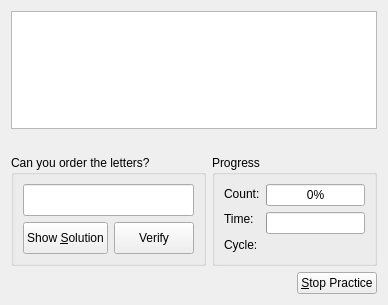
First picture: the form in src/practice/imagepracticedlg.ui, repository KDE/parley, before the edit.
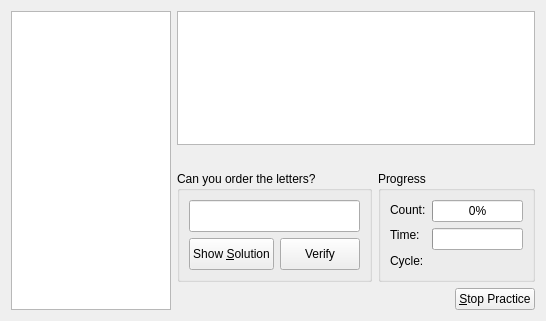
Second picture: the form after the edit. Icons and pictures are not drawn. Custom widgets are drawn as their Qt base class.

Commit message: Add the image to mixed letters.

Diff of the .ui file:
```diff
--- a/src/practice/imagepracticedlg.ui
+++ b/src/practice/imagepracticedlg.ui
@@ -5,14 +5,14 @@
    <rect>
     <x>0</x>
     <y>0</y>
-    <width>388</width>
-    <height>305</height>
+    <width>546</width>
+    <height>321</height>
    </rect>
   </property>
   <property name="windowTitle" >
    <string>Form</string>
   </property>
-  <layout class="QVBoxLayout" >
+  <layout class="QHBoxLayout" >
    <item>
     <widget class="QGraphicsView" name="imageGraphicsView" >
      <property name="sizePolicy" >
@@ -23,11 +23,16 @@
      </property>
      <property name="minimumSize" >
       <size>
-       <width>300</width>
-       <height>80</height>
+       <width>150</width>
+       <height>150</height>
       </size>
      </property>
     </widget>
+   </item>
+   <item>
+    <layout class="QVBoxLayout" >
+     <item>
+      <widget class="QGraphicsView" name="mixedLettersGraphicsView" />
    </item>
    <item>
     <widget class="QLabel" name="originalLabel" >
@@ -220,6 +225,8 @@
         <string>&amp;Stop Practice</string>
        </property>
       </widget>
+       </item>
+      </layout>
      </item>
     </layout>
    </item>
```
Lines whose indentation alone changed are shown as unchanged. The commit also changes 1 other file.
